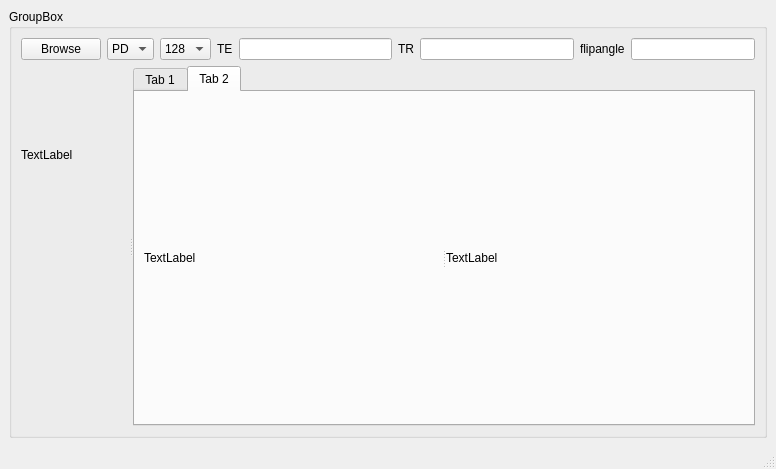
The window that MRItask2.ui (sbme-tutorials/MRI_task2-Team-4-) describes before a commit, drawn with Qt 5.
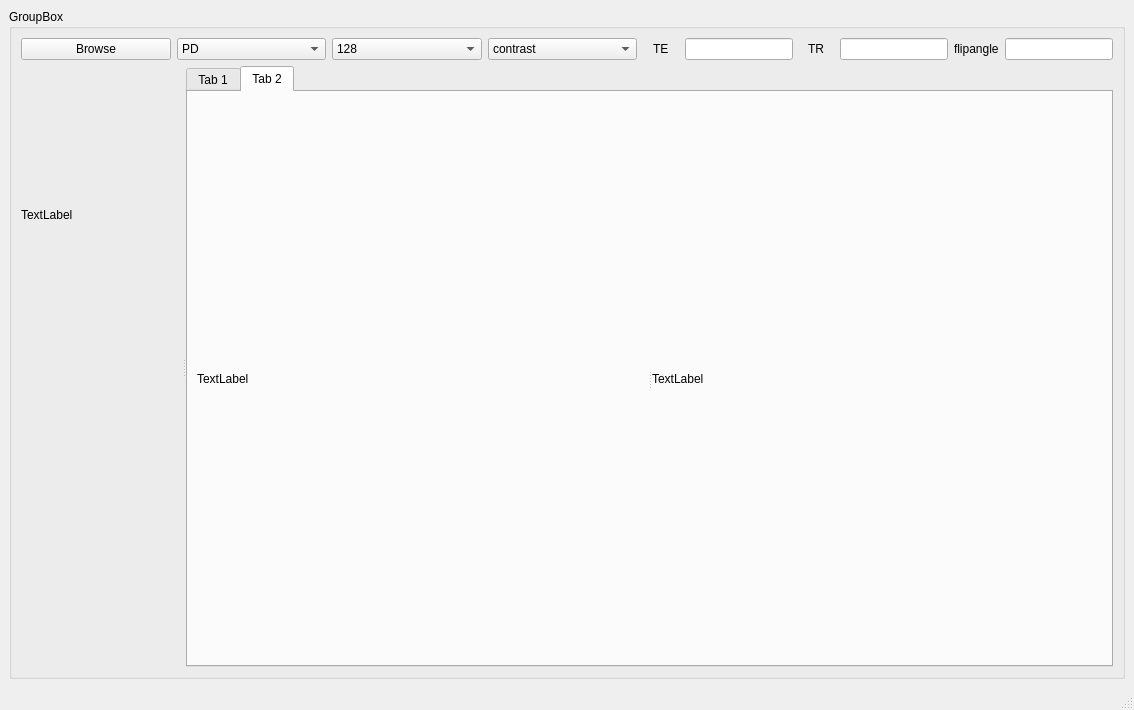
The same window after the commit. Custom widgets are drawn as their Qt base class.

Patch:
```diff
--- a/MRItask2.ui
+++ b/MRItask2.ui
@@ -6,8 +6,8 @@
    <rect>
     <x>0</x>
     <y>0</y>
-    <width>776</width>
-    <height>469</height>
+    <width>1134</width>
+    <height>710</height>
    </rect>
   </property>
   <property name="windowTitle">
@@ -21,33 +21,14 @@
        <string>GroupBox</string>
       </property>
       <layout class="QGridLayout" name="gridLayout_4">
-       <item row="0" column="2">
-        <widget class="QComboBox" name="comboBox_2">
-         <item>
-          <property name="text">
-           <string>128</string>
-          </property>
-         </item>
-         <item>
-          <property name="text">
-           <string>64</string>
-          </property>
-         </item>
-         <item>
-          <property name="text">
-           <string>32</string>
-          </property>
-         </item>
-        </widget>
-       </item>
-       <item row="0" column="0">
+       <item row="2" column="0">
         <widget class="QPushButton" name="Browse">
          <property name="text">
           <string>Browse</string>
          </property>
         </widget>
        </item>
-       <item row="0" column="1">
+       <item row="2" column="1">
         <widget class="QComboBox" name="comboBox">
          <item>
           <property name="text">
@@ -66,35 +47,71 @@
          </item>
         </widget>
        </item>
-       <item row="0" column="3">
+       <item row="2" column="2">
+        <widget class="QComboBox" name="comboBox_2">
+         <item>
+          <property name="text">
+           <string>128</string>
+          </property>
+         </item>
+         <item>
+          <property name="text">
+           <string>64</string>
+          </property>
+         </item>
+         <item>
+          <property name="text">
+           <string>32</string>
+          </property>
+         </item>
+        </widget>
+       </item>
+       <item row="2" column="4">
         <layout class="QHBoxLayout" name="horizontalLayout_3">
-         <item>
+         <item alignment="Qt::AlignHCenter|Qt::AlignVCenter">
           <widget class="QLabel" name="label_6">
            <property name="text">
             <string>TE</string>
            </property>
           </widget>
          </item>
-         <item>
+         <item alignment="Qt::AlignHCenter|Qt::AlignVCenter">
           <widget class="QLineEdit" name="TE"/>
          </item>
         </layout>
        </item>
-       <item row="0" column="5">
+       <item row="2" column="5">
+        <layout class="QHBoxLayout" name="horizontalLayout_2">
+         <item alignment="Qt::AlignHCenter|Qt::AlignVCenter">
+          <widget class="QLabel" name="label_5">
+           <property name="text">
+            <string>TR</string>
+           </property>
+           <property name="scaledContents">
+            <bool>true</bool>
+           </property>
+          </widget>
+         </item>
+         <item alignment="Qt::AlignHCenter|Qt::AlignVCenter">
+          <widget class="QLineEdit" name="TR"/>
+         </item>
+        </layout>
+       </item>
+       <item row="2" column="6">
         <layout class="QHBoxLayout" name="horizontalLayout_4">
-         <item>
+         <item alignment="Qt::AlignHCenter|Qt::AlignVCenter">
           <widget class="QLabel" name="label_7">
            <property name="text">
             <string>flipangle</string>
            </property>
           </widget>
          </item>
-         <item>
+         <item alignment="Qt::AlignHCenter">
           <widget class="QLineEdit" name="flipangle"/>
          </item>
         </layout>
        </item>
-       <item row="1" column="0" colspan="6">
+       <item row="3" column="0" colspan="7">
         <widget class="QSplitter" name="splitter">
          <property name="orientation">
           <enum>Qt::Horizontal</enum>
@@ -175,19 +192,19 @@
          </widget>
         </widget>
        </item>
-       <item row="0" column="4">
-        <layout class="QHBoxLayout" name="horizontalLayout_2">
+       <item row="2" column="3">
+        <widget class="QComboBox" name="comboBox_3">
          <item>
-          <widget class="QLabel" name="label_5">
-           <property name="text">
-            <string>TR</string>
-           </property>
-          </widget>
+          <property name="text">
+           <string>contrast</string>
+          </property>
          </item>
          <item>
-          <widget class="QLineEdit" name="TR"/>
+          <property name="text">
+           <string>pixelselect</string>
+          </property>
          </item>
-        </layout>
+        </widget>
        </item>
       </layout>
      </widget>
```
Left out of the diff: 26 changed lines with no effect on the pictures.
